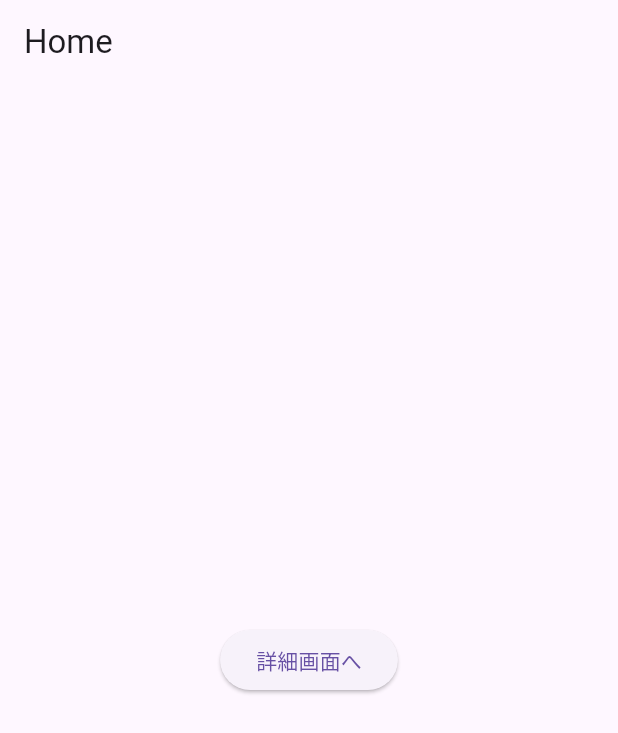
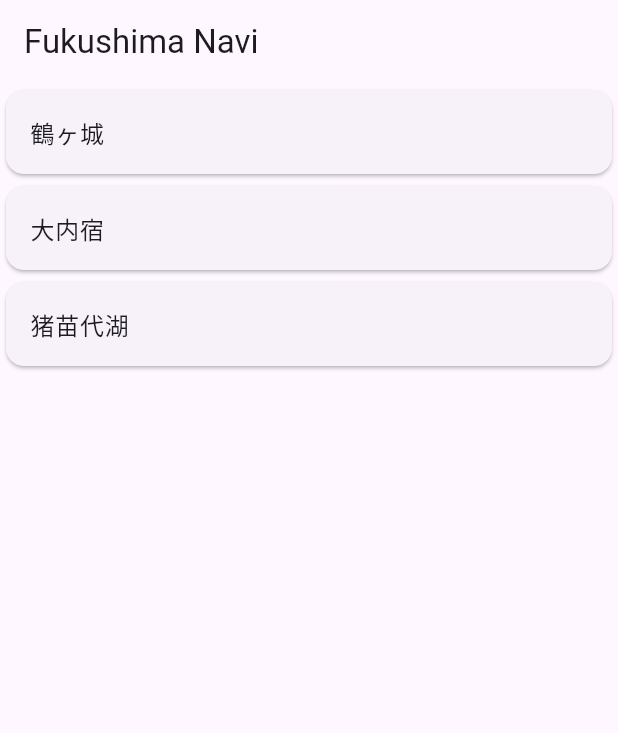
Before and after one commit to yamazakisouhei/yamazaki-fultter, a Flutter app: the screen it shows after launch, on a phone screen of 412 x 824 dp. Shown: the top 733 px of the screen. Run offline on Flutter 3.47's test engine with Material 3 defaults, Android fonts, the phone set to English and light mode, and no system bars.

Commit message:
Add tourist spot list

```diff
--- a/lib/home_page.dart
+++ b/lib/home_page.dart
@@ -2,22 +2,44 @@ import 'package:flutter/material.dart';
 import 'package:simple_navigation_mock/detail_page.dart';
 
 class HomePage extends StatelessWidget {
+  HomePage({super.key});
+
+  // 観光地リスト
+  final List<String> touristSpots = [
+    '鶴ヶ城',
+    '大内宿',
+    '猪苗代湖',
+  ];
+
   @override
   Widget build(BuildContext context) {
     return Scaffold(
-      appBar: AppBar(title: const Text('Home')),
-      body: Center(
-        child: ElevatedButton(
-          onPressed: () {
+      appBar: AppBar(
+        title: const Text('Fukushima Navi'),
+      ),
+
+      body: ListView.builder(
+        itemCount: touristSpots.length,
+
+        itemBuilder: (context, index) {
+          return Card(
+            child: ListTile(
+              title: Text(touristSpots[index]),
+
+              onTap: () {
                 Navigator.push(
                   context,
+
                   MaterialPageRoute(
-                builder: (context) => DetailPage(),
+                    builder: (context) => DetailPage(
+                      spotName: touristSpots[index],
+                    ),
                   ),
                 );
               },
-          child: const Text('詳細画面へ'),
             ),
+          );
+        },
       ),
     );
   }
```
Also changed, not shown: lib/detail_page.dart (+38 -6 lines). Lines whose indentation alone changed are shown as unchanged.
